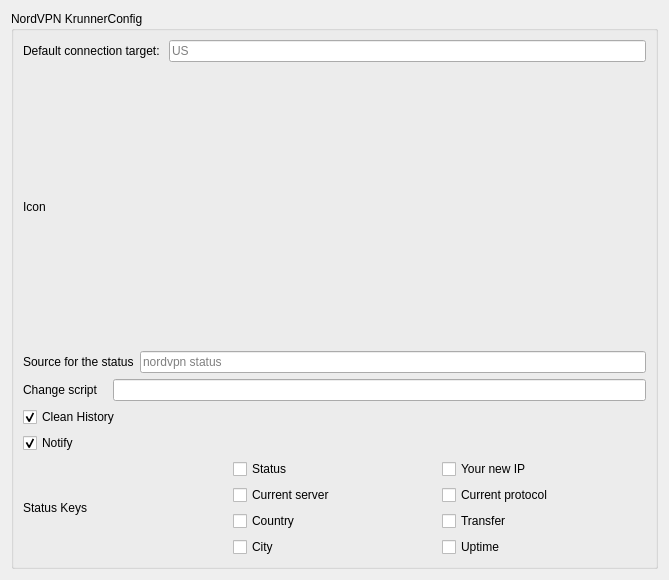
The window that src/config/nordvpn_config.ui (alex1701c/NordVPNKrunner) describes before a commit, drawn with Qt 5.
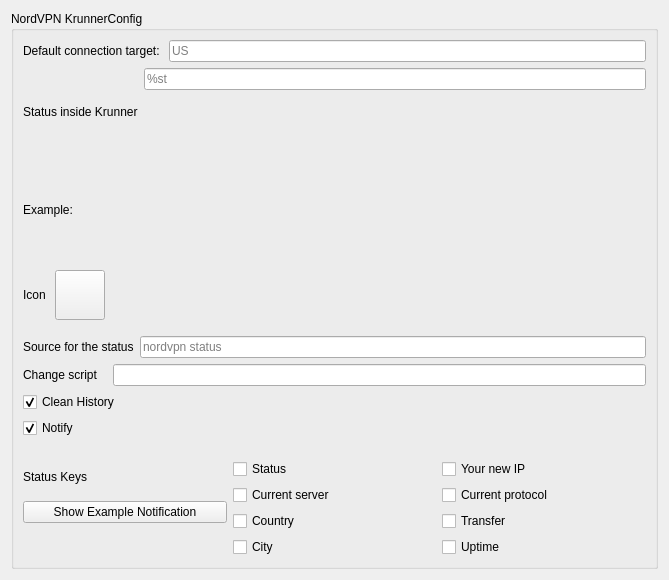
The same window after the commit.

Commit message: Set the current settings in GUI when loaded

What changed in the file:
```diff
--- a/src/config/nordvpn_config.ui
+++ b/src/config/nordvpn_config.ui
@@ -54,8 +54,54 @@
         </item>
        </layout>
       </item>
+      <item>
+       <layout class="QHBoxLayout" name="horizontalLayout_4">
+        <item>
+         <layout class="QVBoxLayout" name="verticalLayout_7">
+          <property name="spacing">
+           <number>10</number>
+          </property>
+          <item>
+           <widget class="QLabel" name="krunnerStatusLabel">
+            <property name="text">
+             <string>Status inside Krunner</string>
+            </property>
+           </widget>
+          </item>
+          <item>
+           <widget class="QLabel" name="krunnerStatusExampleLabel">
+            <property name="text">
+             <string>Example:</string>
+            </property>
+           </widget>
+          </item>
+         </layout>
+        </item>
+        <item>
+         <layout class="QVBoxLayout" name="verticalLayout_8">
+          <item>
+           <widget class="QLineEdit" name="krunnerStatus">
+            <property name="placeholderText">
+             <string>%st</string>
+            </property>
+           </widget>
+          </item>
+          <item>
+           <widget class="QLabel" name="krunnerStatusExample">
+            <property name="text">
+             <string/>
+            </property>
+           </widget>
+          </item>
+         </layout>
+        </item>
+       </layout>
+      </item>
       <item>
        <layout class="QHBoxLayout" name="horizontalLayout_6">
+        <property name="topMargin">
+         <number>10</number>
+        </property>
         <item>
          <widget class="QLabel" name="label_5">
           <property name="text">
@@ -63,10 +109,51 @@
           </property>
          </widget>
         </item>
+        <item>
+         <widget class="QPushButton" name="iconButton">
+          <property name="sizePolicy">
+           <sizepolicy hsizetype="Maximum" vsizetype="Maximum">
+            <horstretch>0</horstretch>
+            <verstretch>0</verstretch>
+           </sizepolicy>
+          </property>
+          <property name="minimumSize">
+           <size>
+            <width>50</width>
+            <height>50</height>
+           </size>
+          </property>
+          <property name="text">
+           <string/>
+          </property>
+          <property name="iconSize">
+           <size>
+            <width>40</width>
+            <height>40</height>
+           </size>
+          </property>
+         </widget>
+        </item>
+        <item>
+         <spacer name="horizontalSpacer">
+          <property name="orientation">
+           <enum>Qt::Horizontal</enum>
+          </property>
+          <property name="sizeHint" stdset="0">
+           <size>
+            <width>20</width>
+            <height>20</height>
+           </size>
+          </property>
+         </spacer>
+        </item>
        </layout>
       </item>
       <item>
        <layout class="QHBoxLayout" name="horizontalLayout_2">
+        <property name="topMargin">
+         <number>10</number>
+        </property>
         <item>
          <widget class="QLabel" name="label_2">
           <property name="text">
@@ -124,12 +211,45 @@
         </item>
         <item>
          <layout class="QHBoxLayout" name="horizontalLayout_8">
+          <property name="topMargin">
+           <number>15</number>
+          </property>
           <item>
-           <widget class="QLabel" name="label_4">
-            <property name="text">
-             <string>Status Keys</string>
-            </property>
-           </widget>
+           <layout class="QVBoxLayout" name="verticalLayout_6">
+            <item>
+             <widget class="QLabel" name="statusKeysLabel">
+              <property name="toolTip">
+               <string>&lt;html&gt;&lt;head/&gt;&lt;body&gt;&lt;p&gt;Keys that are used to filter the status of nordvpn for the status notification&lt;/p&gt;&lt;/body&gt;&lt;/html&gt;</string>
+              </property>
+              <property name="text">
+               <string>Status Keys</string>
+              </property>
+             </widget>
+            </item>
+            <item alignment="Qt::AlignTop">
+             <widget class="QPushButton" name="statusKeysExampleNotification">
+              <property name="text">
+               <string>Show Example Notification</string>
+              </property>
+             </widget>
+            </item>
+            <item>
+             <spacer name="verticalSpacer">
+              <property name="orientation">
+               <enum>Qt::Vertical</enum>
+              </property>
+              <property name="sizeType">
+               <enum>QSizePolicy::Fixed</enum>
+              </property>
+              <property name="sizeHint" stdset="0">
+               <size>
+                <width>0</width>
+                <height>20</height>
+               </size>
+              </property>
+             </spacer>
+            </item>
+           </layout>
           </item>
           <item>
            <layout class="QVBoxLayout" name="verticalLayout_5">
```
Left out of the diff: 49 changed lines with no effect on the pictures. The commit also changes 3 other files.
